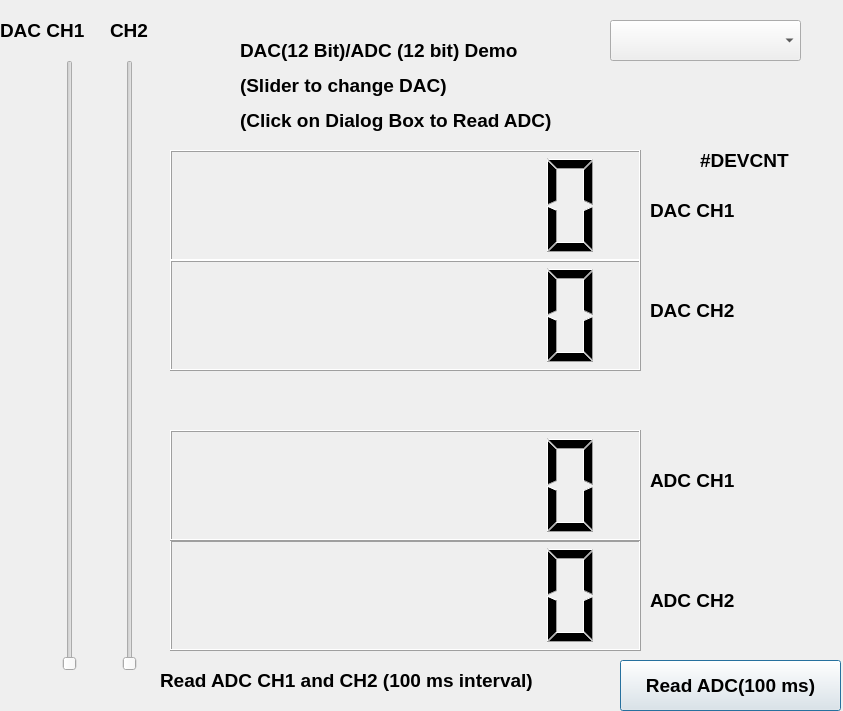
Old version of the form QT/DA/display.ui in the repository natashaiwscope/emulator_v0.
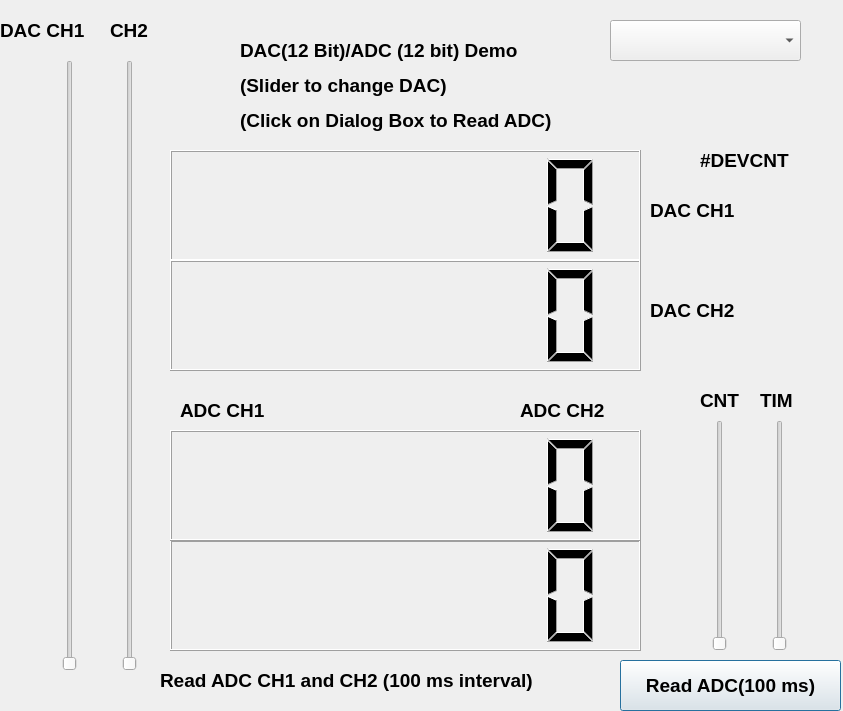
New version of the form.

Commit message: Fri Dec 29 23:32:21 EST 2017

The edit to the form file:
```diff
--- a/QT/DA/display.ui
+++ b/QT/DA/display.ui
@@ -210,8 +210,8 @@
   <widget class="QLabel" name="label_9">
    <property name="geometry">
     <rect>
-     <x>650</x>
-     <y>460</y>
+     <x>180</x>
+     <y>390</y>
      <width>111</width>
      <height>41</height>
     </rect>
@@ -223,8 +223,8 @@
   <widget class="QLabel" name="label_10">
    <property name="geometry">
     <rect>
-     <x>650</x>
-     <y>580</y>
+     <x>520</x>
+     <y>390</y>
      <width>111</width>
      <height>41</height>
     </rect>
@@ -321,6 +321,76 @@
     <string>&lt;html&gt;&lt;head/&gt;&lt;body&gt;&lt;p&gt;&lt;span style=&quot; font-size:14pt; font-weight:600;&quot;&gt;#DEVCNT&lt;/span&gt;&lt;/p&gt;&lt;/body&gt;&lt;/html&gt;</string>
    </property>
   </widget>
+  <widget class="QSlider" name="adcDataCnt">
+   <property name="geometry">
+    <rect>
+     <x>710</x>
+     <y>420</y>
+     <width>20</width>
+     <height>231</height>
+    </rect>
+   </property>
+   <property name="minimumSize">
+    <size>
+     <width>20</width>
+     <height>0</height>
+    </size>
+   </property>
+   <property name="maximum">
+    <number>4095</number>
+   </property>
+   <property name="orientation">
+    <enum>Qt::Vertical</enum>
+   </property>
+  </widget>
+  <widget class="QSlider" name="adcTimer">
+   <property name="geometry">
+    <rect>
+     <x>770</x>
+     <y>420</y>
+     <width>20</width>
+     <height>231</height>
+    </rect>
+   </property>
+   <property name="minimumSize">
+    <size>
+     <width>20</width>
+     <height>0</height>
+    </size>
+   </property>
+   <property name="maximum">
+    <number>4095</number>
+   </property>
+   <property name="orientation">
+    <enum>Qt::Vertical</enum>
+   </property>
+  </widget>
+  <widget class="QLabel" name="label_15">
+   <property name="geometry">
+    <rect>
+     <x>760</x>
+     <y>380</y>
+     <width>41</width>
+     <height>41</height>
+    </rect>
+   </property>
+   <property name="text">
+    <string>&lt;html&gt;&lt;head/&gt;&lt;body&gt;&lt;p&gt;&lt;span style=&quot; font-size:14pt; font-weight:600;&quot;&gt;TIM&lt;/span&gt;&lt;/p&gt;&lt;/body&gt;&lt;/html&gt;</string>
+   </property>
+  </widget>
+  <widget class="QLabel" name="label_16">
+   <property name="geometry">
+    <rect>
+     <x>700</x>
+     <y>380</y>
+     <width>41</width>
+     <height>41</height>
+    </rect>
+   </property>
+   <property name="text">
+    <string>&lt;html&gt;&lt;head/&gt;&lt;body&gt;&lt;p&gt;&lt;span style=&quot; font-size:14pt; font-weight:600;&quot;&gt;CNT&lt;/span&gt;&lt;/p&gt;&lt;/body&gt;&lt;/html&gt;</string>
+   </property>
+  </widget>
  </widget>
  <resources/>
  <connections/>
```
The commit also changes 2 other files.
